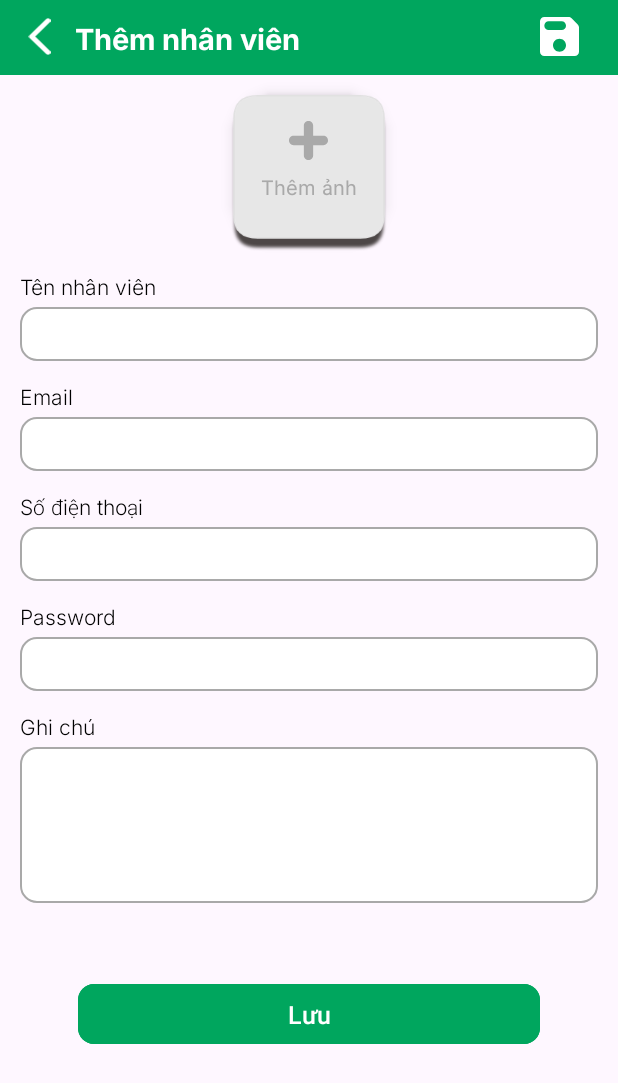
After one commit to VanhMobile/Saller-App, an Android app: the fragment AddEmployeeFragment shown on its own in the app's theme, on a phone screen of 412 x 824 dp. The commit adds this screen. Shown: the top 1083 px of the screen. Run offline under Robolectric (Android 15) with nearby library versions, the phone set to English and light mode, and no system bars; our stand-ins replace sdp/ssp sizes.

Commit message:
add employee, add category product, category product,list staff

```diff
--- /dev/null
+++ b/app/src/main/java/com/example/sallerapp/controller/fragment/AddEmployeeFragment.java
@@ -0,0 +1,38 @@
+package com.example.sallerapp.controller.fragment;
+
+import android.os.Bundle;
+
+import androidx.fragment.app.Fragment;
+
+import android.view.LayoutInflater;
+import android.view.View;
+import android.view.ViewGroup;
+
+import com.example.sallerapp.R;
+
+
+public class AddEmployeeFragment extends Fragment {
+
+
+
+    public AddEmployeeFragment() {
+        // Required empty public constructor
+    }
+
+
+
+    @Override
+    public void onCreate(Bundle savedInstanceState) {
+        super.onCreate(savedInstanceState);
+        if (getArguments() != null) {
+
+        }
+    }
+
+    @Override
+    public View onCreateView(LayoutInflater inflater, ViewGroup container,
+                             Bundle savedInstanceState) {
+        // Inflate the layout for this fragment
+        return inflater.inflate(R.layout.fragment_add_employee, container, false);
+    }
+}
--- /dev/null
+++ b/app/src/main/res/layout/fragment_add_employee.xml
@@ -0,0 +1,200 @@
+<?xml version="1.0" encoding="utf-8"?>
+<LinearLayout xmlns:android="http://schemas.android.com/apk/res/android"
+    xmlns:tools="http://schemas.android.com/tools"
+    android:layout_width="match_parent"
+    android:layout_height="match_parent"
+    xmlns:app="http://schemas.android.com/apk/res-auto"
+    android:orientation="vertical"
+    tools:context=".controller.fragment.AddProductFragment">
+    <RelativeLayout
+        android:layout_width="match_parent"
+        android:layout_height="@dimen/height_toolbar"
+        android:background="@color/line"
+        android:gravity="center_vertical">
+
+        <ImageView
+            android:id="@+id/img_back_AE"
+            android:layout_width="@dimen/_20sdp"
+            android:layout_height="@dimen/_20sdp"
+            android:layout_marginStart="@dimen/_10sdp"
+            android:src="@drawable/icon_back" />
+
+        <TextView
+            android:layout_width="wrap_content"
+            android:layout_height="wrap_content"
+            android:layout_marginStart="@dimen/_8sdp"
+            android:layout_toEndOf="@+id/img_back_AE"
+            android:fontFamily="@font/inter_bold"
+            android:text="Thêm nhân viên "
+            android:textColor="@color/white"
+            android:textSize="@dimen/_15ssp" />
+
+        <ImageView
+            android:id="@+id/iconCartShopping"
+            android:layout_width="@dimen/_20sdp"
+            android:layout_height="@dimen/_20sdp"
+            android:layout_alignParentEnd="true"
+            android:layout_marginEnd="@dimen/_20sdp"
+            android:src="@drawable/icon_save" />
+    </RelativeLayout>
+
+    <ScrollView
+        android:layout_width="match_parent"
+        android:layout_height="match_parent"
+        >
+        <LinearLayout
+            android:layout_width="match_parent"
+            android:layout_height="match_parent"
+            android:gravity="center_horizontal"
+            android:orientation="vertical">
+            <LinearLayout
+                android:id="@+id/addImgProduct"
+                android:layout_marginTop="@dimen/_10sdp"
+                android:layout_width="@dimen/_80sdp"
+                android:gravity="center"
+                android:layout_height="@dimen/_80sdp"
+                android:orientation="vertical"
+                android:elevation="@dimen/_5sdp"
+                android:background="@drawable/shadow_add_img_r12">
+                <ImageView
+                    android:layout_width="@dimen/_20sdp"
+                    android:layout_height="@dimen/_20sdp"
+                    android:src="@drawable/icon_add_img"/>
+                <TextView
+                    android:layout_marginTop="@dimen/_6sdp"
+                    android:layout_width="wrap_content"
+                    android:layout_height="wrap_content"
+                    android:textColor="@color/dark_gray"
+                    android:fontFamily="@font/inter"
+                    android:textSize="@dimen/_10ssp"
+                    android:text="Thêm ảnh"/>
+            </LinearLayout>
+
+            <TextView
+                android:layout_width="match_parent"
+                android:layout_height="wrap_content"
+                android:layout_marginStart="@dimen/_10sdp"
+                android:layout_marginEnd="@dimen/_10sdp"
+                android:layout_marginTop="@dimen/_10sdp"
+                android:fontFamily="@font/inter_light"
+                android:textColor="@color/black"
+                android:text="Tên nhân viên"/>
+
+            <EditText
+                android:layout_width="match_parent"
+                android:layout_height="wrap_content"
+                android:background="@drawable/edt_add_product"
+                android:layout_marginStart="@dimen/_10sdp"
+                android:layout_marginEnd="@dimen/_10sdp"
+                android:textSize="@dimen/_13ssp"
+                android:padding="@dimen/_5sdp"
+                android:layout_marginTop="@dimen/_3sdp"
+                />
+
+            <TextView
+                android:layout_width="match_parent"
+                android:layout_height="wrap_content"
+                android:layout_marginStart="@dimen/_10sdp"
+                android:layout_marginEnd="@dimen/_10sdp"
+                android:layout_marginTop="@dimen/_10sdp"
+                android:fontFamily="@font/inter_light"
+                android:textColor="@color/black"
+                android:text="Email"/>
+
+            <EditText
+                android:layout_width="match_parent"
+                android:layout_height="wrap_content"
+                android:background="@drawable/edt_add_product"
+                android:layout_marginStart="@dimen/_10sdp"
+                android:layout_marginEnd="@dimen/_10sdp"
+                android:textSize="@dimen/_13ssp"
+                android:padding="@dimen/_5sdp"
+                android:layout_marginTop="@dimen/_3sdp"
+                />
+
+            <TextView
+                android:layout_width="match_parent"
+                android:layout_height="wrap_content"
+                android:layout_marginStart="@dimen/_10sdp"
+                android:layout_marginEnd="@dimen/_10sdp"
+                android:layout_marginTop="@dimen/_10sdp"
+                android:fontFamily="@font/inter_light"
+                android:textColor="@color/black"
+                android:text="Số điện thoại"/>
+
+            <EditText
+                android:layout_width="match_parent"
+                android:layout_height="wrap_content"
+                android:background="@drawable/edt_add_product"
+                android:layout_marginStart="@dimen/_10sdp"
+                android:layout_marginEnd="@dimen/_10sdp"
+                android:textSize="@dimen/_13ssp"
+                android:padding="@dimen/_5sdp"
+                android:layout_marginTop="@dimen/_3sdp"
+                />
+
+            <TextView
+                android:layout_width="match_parent"
+                android:layout_height="wrap_content"
+                android:layout_marginStart="@dimen/_10sdp"
+                android:layout_marginEnd="@dimen/_10sdp"
+                android:layout_marginTop="@dimen/_10sdp"
+                android:fontFamily="@font/inter_light"
+                android:textColor="@color/black"
+                android:text="Password"/>
+
+            <EditText
+                android:layout_width="match_parent"
+                android:layout_height="wrap_content"
+                android:background="@drawable/edt_add_product"
+                android:layout_marginStart="@dimen/_10sdp"
+                android:layout_marginEnd="@dimen/_10sdp"
+                android:textSize="@dimen/_13ssp"
+                android:padding="@dimen/_5sdp"
+                android:layout_marginTop="@dimen/_3sdp"
+                />
+
+
+
+
+
+
+            <TextView
+                android:layout_width="match_parent"
+                android:layout_height="wrap_content"
+                android:layout_marginStart="@dimen/_10sdp"
+                android:layout_marginEnd="@dimen/_10sdp"
+                android:layout_marginTop="@dimen/_10sdp"
+                android:fontFamily="@font/inter_light"
+                android:textColor="@color/black"
+                android:text="Ghi chú"/>
+
+            <EditText
+                android:layout_width="match_parent"
+                android:layout_height="@dimen/_80sdp"
+                android:background="@drawable/edt_add_product"
+                android:layout_marginStart="@dimen/_10sdp"
+                android:layout_marginEnd="@dimen/_10sdp"
+                android:textSize="@dimen/_13ssp"
+                android:inputType="textMultiLine"
+                android:gravity="top|start"
+                android:padding="@dimen/_5sdp"
+                android:layout_marginTop="@dimen/_3sdp"
+                />
+
+            <com.google.android.material.button.MaterialButton
+                android:layout_width="match_parent"
+                android:layout_height="wrap_content"
+                android:layout_marginStart="@dimen/_40sdp"
+                android:layout_marginEnd="@dimen/_40sdp"
+                android:layout_marginTop="50dp"
+                android:layout_marginBottom="@dimen/_20sdp"
+                android:text="Lưu"
+                android:textSize="@dimen/_13ssp"
+                android:backgroundTint="@color/line"
+                app:cornerRadius="@dimen/_8sdp"/>
+
+        </LinearLayout>
+    </ScrollView>
+
+</LinearLayout>
--- a/build.gradle.kts
+++ b/build.gradle.kts
@@ -1,4 +1,4 @@
 // Top-level build file where you can add configuration options common to all sub-projects/modules.
 plugins {
-    id("com.android.application") version "8.1.0" apply false
+    id("com.android.application") version "8.1.2" apply false
 }
```
Also changed, not shown: app/src/main/java/com/example/sallerapp/controller/fragment/AddCategoryProductFragment.java (added, +37 -0 lines), app/src/main/java/com/example/sallerapp/controller/fragment/CategoryProductFragment.java (added, +37 -0 lines), app/src/main/java/com/example/sallerapp/controller/fragment/ListEmployeeFragment.java (added, +36 -0 lines), app/src/main/res/drawable/icon_tag.xml (+1 -1 lines), app/src/main/res/layout/fragment_add_category_product.xml (added, +125 -0 lines), app/src/main/res/layout/fragment_category_product.xml (added, +63 -0 lines), app/src/main/res/layout/fragment_list_employee.xml (added, +65 -0 lines), app/src/main/res/layout/item_category_product.xml (added, +40 -0 lines), app/src/main/res/layout/item_list_employyee.xml (added, +64 -0 lines).
